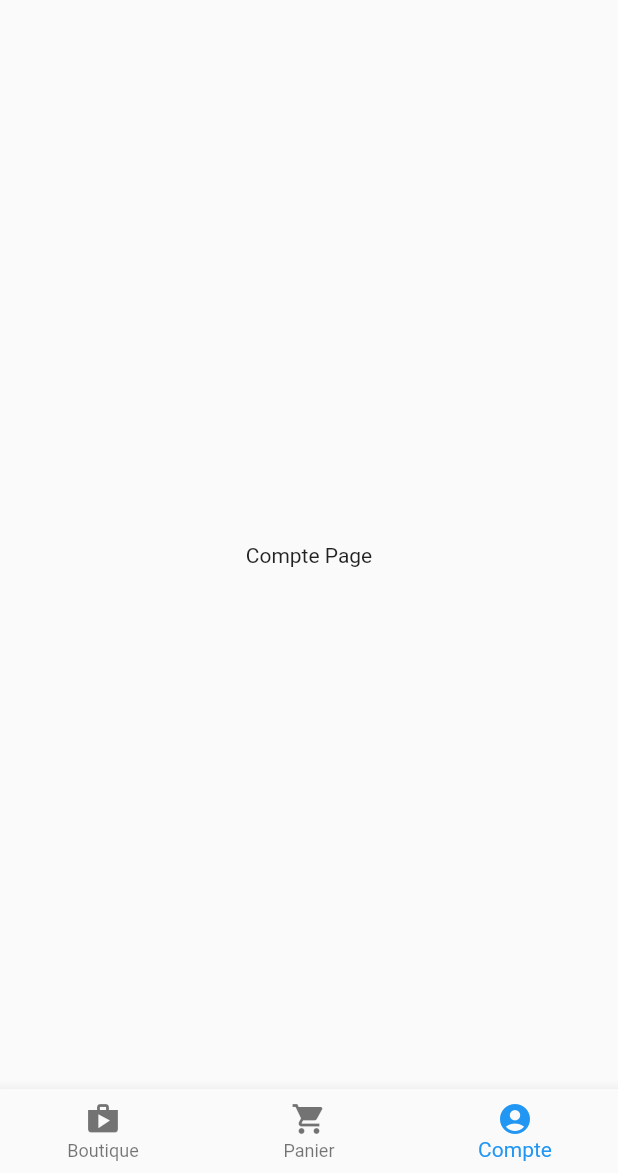
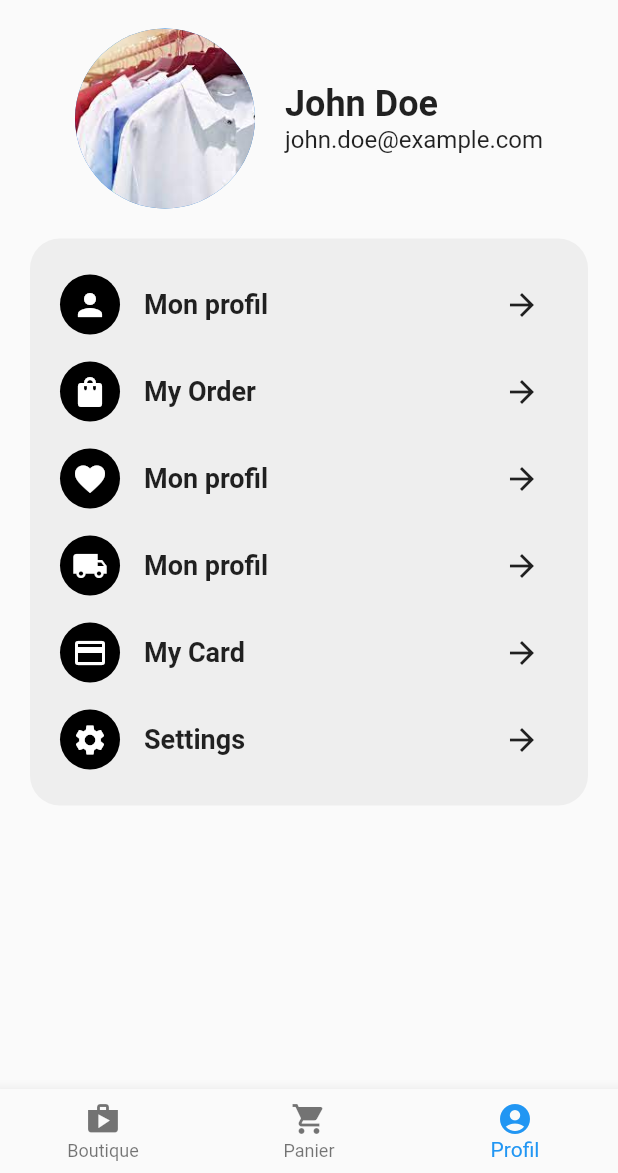
Before and after one commit to rayanhdev/Rshop, a Flutter app: the HomePage screen opened by its route, item 3 of the bottom bar chosen, on a phone screen of 412 x 824 dp, the part 63-1236 px from its top. Run offline on Flutter 3.47's test engine with Material 2 defaults, Android fonts, the phone set to English and light mode, and no system bars; our stand-ins replace cached_network_image, carousel_slider; missing offline and left inert: dart:ffi; network calls fail.

Commit message:
Ajout de nouvelles routes, ajout de la page Profil, ajout de la page panier

```diff
--- a/lib/routes/routes.dart
+++ b/lib/routes/routes.dart
@@ -1,6 +1,7 @@
 import 'package:flutter/material.dart';
 import 'package:shop/screens/items_screens.dart';
 import 'package:shop/screens/login_screens.dart';
+import 'package:shop/views/panier_views.dart';
 
 import '../models/item_models.dart';
 import '../screens/home_screens.dart';
@@ -14,6 +15,7 @@ class Routes {
   static const String register = '/register';
   static const String items = '/items';
   static const String item = '/item';
+  static const String shoppingCart = '/shoppingCart';
 
   static Route<dynamic>? generateRoute(RouteSettings settings) {
     final args = settings.arguments;
@@ -22,6 +24,8 @@ class Routes {
         return MaterialPageRoute(builder: (_) => LoginPage());
       case home:
         return MaterialPageRoute(builder: (_) => HomePage());
+      case shoppingCart:
+        return MaterialPageRoute(builder: (_) => PanierPage());
       case register:
         return MaterialPageRoute(builder: (_) => RegisterPage());
       case items:
--- a/lib/screens/home_screens.dart
+++ b/lib/screens/home_screens.dart
@@ -1,7 +1,7 @@
 import 'package:flutter/material.dart';
 
 import '../views/boutique_views.dart';
-import '../views/compte_views.dart';
+import '../views/profile_views.dart';
 import '../views/panier_views.dart';
 
 class HomePage extends StatefulWidget {
@@ -15,7 +15,7 @@ class _HomePageState extends State<HomePage> {
   final List<Widget> _views = [
     BoutiquePage(),
     PanierPage(),
-    ComptePage(),
+    ProfilePage(),
   ];
 
   @override
@@ -52,7 +52,7 @@ class _HomePageState extends State<HomePage> {
           ),
           BottomNavigationBarItem(
             icon: Icon(Icons.account_circle),
-            label: 'Compte',
+            label: 'Profil',
           ),
         ],
       ),
--- a/lib/views/compte_views.dart
+++ /dev/null
@@ -1,10 +0,0 @@
-import 'package:flutter/material.dart';
-
-class ComptePage extends StatelessWidget {
-  @override
-  Widget build(BuildContext context) {
-    return Center(
-      child: Text('Compte Page'),
-    );
-  }
-}
--- /dev/null
+++ b/lib/views/profile_views.dart
@@ -0,0 +1,263 @@
+import 'package:flutter/material.dart';
+
+class ProfilePage extends StatelessWidget {
+  @override
+  Widget build(BuildContext context) {
+    return Scaffold(
+      body: SingleChildScrollView(
+        child: Column(
+          crossAxisAlignment: CrossAxisAlignment.center,
+          children: [
+            SizedBox(height: 5),
+            Row(
+              mainAxisAlignment: MainAxisAlignment.center,
+              children: [
+                CircleAvatar(
+                  radius: 60,
+                  backgroundImage: AssetImage(
+                      'assets/vetements.jpg',), // Chemin de l'image de profil
+                ),
+                SizedBox(width: 20),
+                Column(
+                  crossAxisAlignment: CrossAxisAlignment.start,
+                  children: [
+                    Text(
+                      'John Doe', // Nom
+                      style: TextStyle(
+                        fontSize: 24,
+                        fontWeight: FontWeight.bold,
+                      ),
+                    ),
+                    Text(
+                      'john.doe@example.com', // Email
+                      style: TextStyle(
+                        fontSize: 16,
+                      ),
+                    ),
+                  ],
+                ),
+              ],
+            ),
+            Padding(
+              padding: EdgeInsets.only(top: 20, right: 20, left: 20),
+              child: Container(
+                decoration: BoxDecoration(
+                  borderRadius: BorderRadius.circular(20),
+                  color: Colors.grey[200],
+                ),
+                padding: EdgeInsets.all(20),
+                child: SingleChildScrollView(
+                  child: Column(
+                    children: [
+                      Row(
+                        children: [
+                          Container(
+                            decoration: BoxDecoration(
+                              borderRadius: BorderRadius.circular(30),
+                              color: Colors.black,
+                            ),
+                            padding: EdgeInsets.all(8),
+                            child: Icon(
+                              Icons.person,
+                              color: Colors.white,
+                            ),
+                          ),
+                          SizedBox(width: 16),
+                          Expanded(
+                            child: Text(
+                              'Mon profil',
+                              style: TextStyle(
+                                fontSize: 18,
+                                fontWeight: FontWeight.bold,
+                              ),
+                            ),
+                          ),
+                          IconButton(
+                            onPressed: () {
+                              // Action de la flèche vers la droite
+                            },
+                            icon: Icon(Icons.arrow_forward),
+                          ),
+                        ],
+                      ),
+                      SizedBox(
+                        height: 10,
+                      ),
+                      Row(
+                        children: [
+                          Container(
+                            decoration: BoxDecoration(
+                              borderRadius: BorderRadius.circular(30),
+                              color: Colors.black,
+                            ),
+                            padding: EdgeInsets.all(8),
+                            child: Icon(
+                              Icons.shopping_bag,
+                              color: Colors.white,
+                            ),
+                          ),
+                          SizedBox(width: 16),
+                          Expanded(
+                            child: Text(
+                              'My Order',
+                              style: TextStyle(
+                                fontSize: 18,
+                                fontWeight: FontWeight.bold,
+                              ),
+                            ),
+                          ),
+                          IconButton(
+                            onPressed: () {
+                              // Action de la flèche vers la droite
+                            },
+                            icon: Icon(Icons.arrow_forward),
+                          ),
+                        ],
+                      ),
+                      SizedBox(
+                        height: 10,
+                      ),
+                      Row(
+                        children: [
+                          Container(
+                            decoration: BoxDecoration(
+                              borderRadius: BorderRadius.circular(30),
+                              color: Colors.black,
+                            ),
+                            padding: EdgeInsets.all(8),
+                            child: Icon(
+                              Icons.favorite,
+                              color: Colors.white,
+                            ),
+                          ),
+                          SizedBox(width: 16),
+                          Expanded(
+                            child: Text(
+                              'Mon profil',
+                              style: TextStyle(
+                                fontSize: 18,
+                                fontWeight: FontWeight.bold,
+                              ),
+                            ),
+                          ),
+                          IconButton(
+                            onPressed: () {
+                              // Action de la flèche vers la droite
+                            },
+                            icon: Icon(Icons.arrow_forward),
+                          ),
+                        ],
+                      ),
+                      SizedBox(
+                        height: 10,
+                      ),
+                      Row(
+                        children: [
+                          Container(
+                            decoration: BoxDecoration(
+                              borderRadius: BorderRadius.circular(30),
+                              color: Colors.black,
+                            ),
+                            padding: EdgeInsets.all(8),
+                            child: Icon(
+                              Icons.local_shipping,
+                              color: Colors.white,
+                            ),
+                          ),
+                          SizedBox(width: 16),
+                          Expanded(
+                            child: Text(
+                              'Mon profil',
+                              style: TextStyle(
+                                fontSize: 18,
+                                fontWeight: FontWeight.bold,
+                              ),
+                            ),
+                          ),
+                          IconButton(
+                            onPressed: () {
+                              // Action de la flèche vers la droite
+                            },
+                            icon: Icon(Icons.arrow_forward),
+                          ),
+                        ],
+                      ),
+                      SizedBox(
+                        height: 10,
+                      ),
+                      Row(
+                        children: [
+                          Container(
+                            decoration: BoxDecoration(
+                              borderRadius: BorderRadius.circular(30),
+                              color: Colors.black,
+                            ),
+                            padding: EdgeInsets.all(8),
+                            child: Icon(
+                              Icons.credit_card,
+                              color: Colors.white,
+                            ),
+                          ),
+                          SizedBox(width: 16),
+                          Expanded(
+                            child: Text(
+                              'My Card',
+                              style: TextStyle(
+                                fontSize: 18,
+                                fontWeight: FontWeight.bold,
+                              ),
+                            ),
+                          ),
+                          IconButton(
+                            onPressed: () {
+                              // Action de la flèche vers la droite
+                            },
+                            icon: Icon(Icons.arrow_forward),
+                          ),
+                        ],
+                      ),
+                      SizedBox(
+                        height: 10,
+                      ),
+                      Row(
+                        children: [
+                          Container(
+                            decoration: BoxDecoration(
+                              borderRadius: BorderRadius.circular(30),
+                              color: Colors.black,
+                            ),
+                            padding: EdgeInsets.all(8),
+                            child: Icon(
+                              Icons.settings,
+                              color: Colors.white,
+                            ),
+                          ),
+                          SizedBox(width: 16),
+                          Expanded(
+                            child: Text(
+                              'Settings ',
+                              style: TextStyle(
+                                fontSize: 18,
+                                fontWeight: FontWeight.bold,
+                              ),
+                            ),
+                          ),
+                          IconButton(
+                            onPressed: () {
+                              // Action de la flèche vers la droite
+                            },
+                            icon: Icon(Icons.arrow_forward),
+                          ),
+                        ],
+                      ),
+                    ],
+                  ),
+                ),
+              ),
+            ),
+          ],
+        ),
+      ),
+    );
+  }
+}
```
Also changed, not shown: lib/screens/item_screens.dart (+59 -21 lines), lib/views/panier_views.dart (+60 -2 lines).
